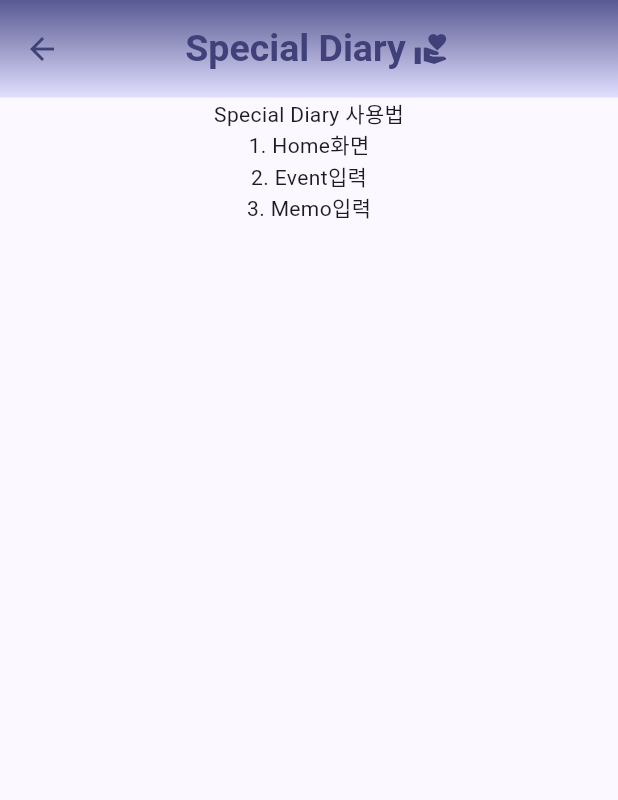
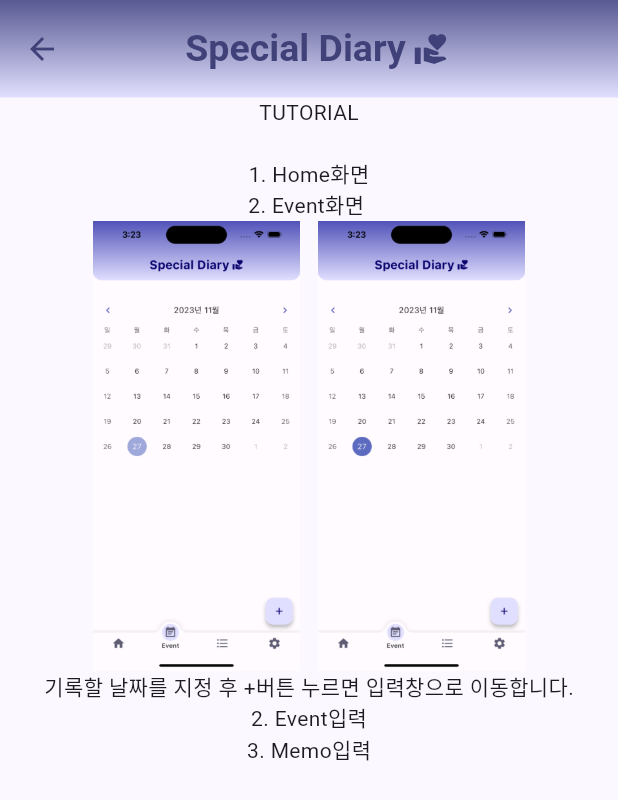
Before and after one commit to seolaox/special-diary, a Flutter app: the Tutorial screen opened directly, on a phone screen of 412 x 824 dp. Shown: the top 800 px of the screen. Run offline on Flutter 3.47's test engine with Material 2 defaults, Android fonts, the phone set to English and light mode, and no system bars; our stand-ins replace flutter_map, flutter_slidable, geolocator, get, image_picker, latlong2 and 3 more; accounts and stored records are empty.

Commit message:
이미지 추가 업로드

```diff
--- a/special_diary/lib/tutorial.dart
+++ b/special_diary/lib/tutorial.dart
@@ -35,11 +35,21 @@ class _TutorialState extends State<Tutorial> {
         child: Center(
           child: Column(
             children: [
-              Text('Special Diary 사용법'),
+              Text('TUTORIAL',),
+              SizedBox(height: 20,),
               Text('1. Home화면'),
 
 
 
+              Text('2. Event화면 '),
+              Row(
+                mainAxisAlignment: MainAxisAlignment.center,
+                children: [
+              Image.asset('images/eventfirst.png',width: 150,height: 300,),
+              Image.asset('images/eventsecond.png',width: 150,height: 300,),
+                ],
+              ),
+              Text('기록할 날짜를 지정 후 +버튼 누르면 입력창으로 이동합니다.'),
               Text('2. Event입력'),
               Text('3. Memo입력'),
 
```
Also changed, not shown: special_diary/images/darktheme.png (renamed from special_diary/images/dart.png), special_diary/images/lighttheme.png (renamed from special_diary/images/Simulator Screenshot - iPhone 14 Pro Max - 2023-11-27 at 15.45.24.png).
